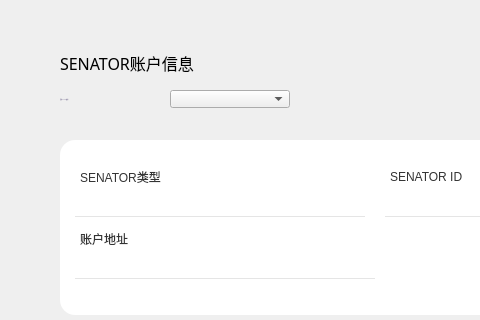
Above: LNKWallet/guard/GuardAccountPage.ui from HcashOrg/hx-indicator before the change; both pictures show x 0 to 480 and y 0 to 320 of the 770 by 530 pixel window. Below: the same form after it.
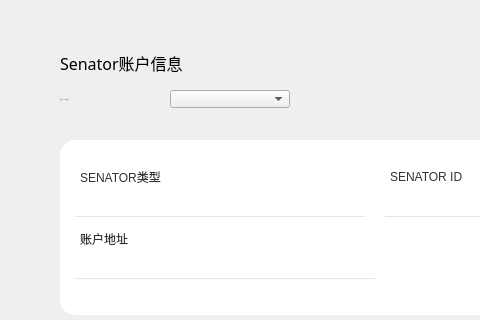
That is the form after the change.

Commit message: combobox height

What changed in the file:
```diff
--- a/LNKWallet/guard/GuardAccountPage.ui
+++ b/LNKWallet/guard/GuardAccountPage.ui
@@ -35,7 +35,7 @@
     <string notr="true"/>
    </property>
    <property name="text">
-    <string>SENATOR账户信息</string>
+    <string>Senator账户信息</string>
    </property>
   </widget>
   <widget class="QLabel" name="label">
```
The commit also changes 4 other files.
